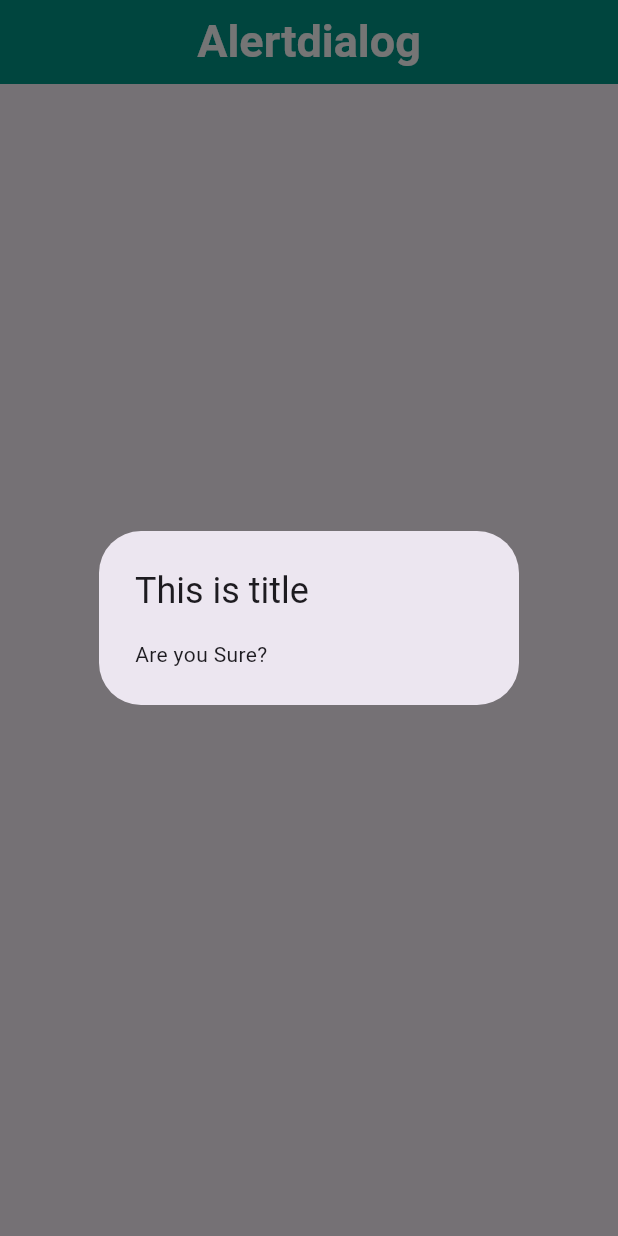
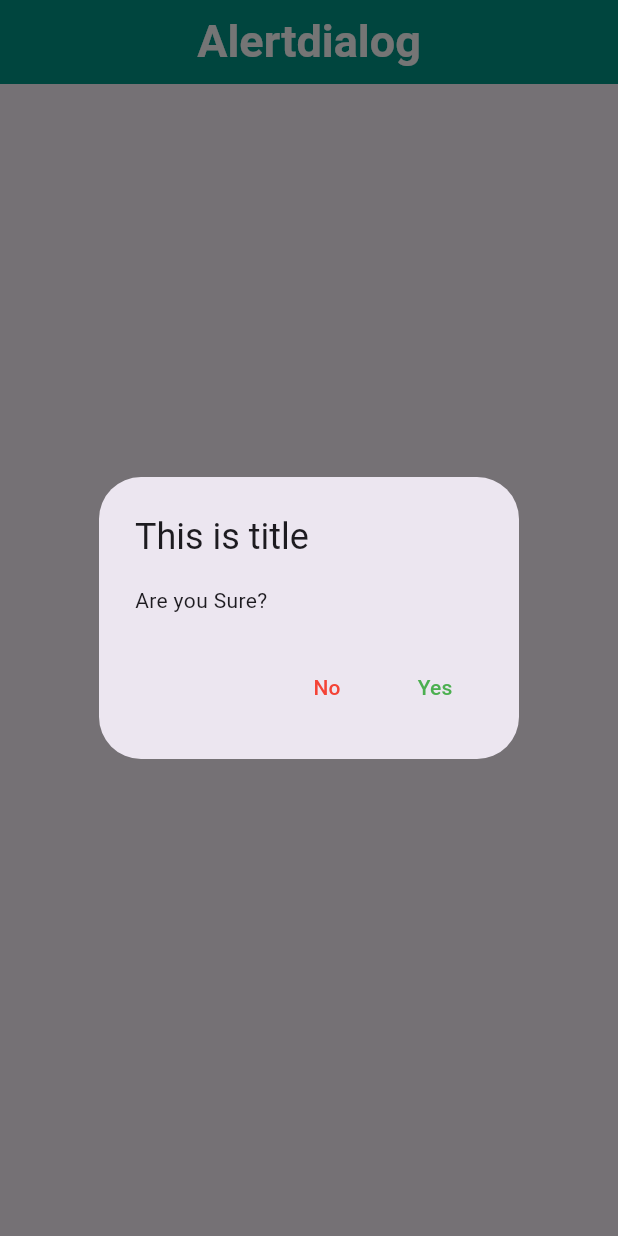
Before and after one commit to safaat260/Ostad_Flutter, a Flutter app: the screen it shows after launch, after a tap on "click", on a phone screen of 412 x 824 dp. Run offline on Flutter 3.47's test engine with Material 3 defaults, Android fonts, the phone set to English and light mode, and no system bars; our stand-ins replace flutter_screenutil.

Commit message:
alertdialog pop (yes no)

```diff
--- a/lib/Module_11/class_01/Alertdialog_home.dart
+++ b/lib/Module_11/class_01/Alertdialog_home.dart
@@ -8,7 +8,6 @@ class AlertdialogAppHome extends StatefulWidget {
 }
 
 class _AlertdialogAppHomeState extends State<AlertdialogAppHome> {
-
   void alert() {
     showDialog(
       context: context,
@@ -16,6 +15,16 @@ class _AlertdialogAppHomeState extends State<AlertdialogAppHome> {
           (context) => AlertDialog(
             title: Text("This is title"),
             content: Text("Are you Sure?"),
+            actions: [
+              TextButton(
+                onPressed: () {},
+                child: Text("No", style: TextStyle(color: Colors.red)),
+              ),
+              TextButton(
+                onPressed: () {},
+                child: Text("Yes", style: TextStyle(color: Colors.green)),
+              ),
+            ],
           ),
     );
   }
```
